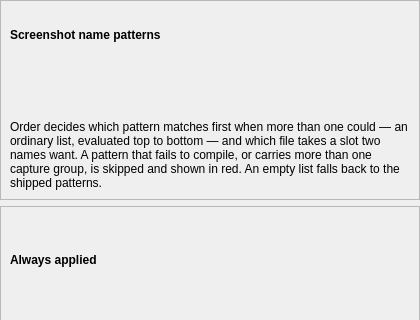
Old version of the form packages/rehuco-agent/src/rehuco_agent/settings/ui/screenshot_patterns_page.ui in the repository borco/rehuco; both pictures show x 0 to 420 and y 0 to 320 of the 420 by 620 pixel window.
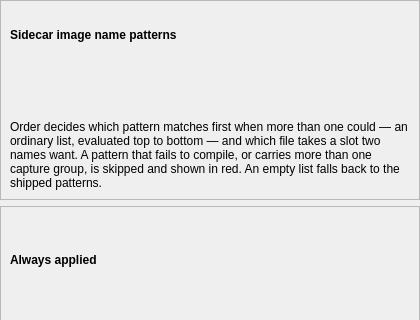
New version of the form. Custom widgets are drawn as their Qt base class.

The edit to the form file:
```diff
--- a/packages/rehuco-agent/src/rehuco_agent/settings/ui/screenshot_patterns_page.ui
+++ b/packages/rehuco-agent/src/rehuco_agent/settings/ui/screenshot_patterns_page.ui
@@ -40,7 +40,7 @@
          </font>
         </property>
         <property name="text">
-         <string>Screenshot name patterns</string>
+         <string>Sidecar image name patterns</string>
         </property>
        </widget>
       </item>
```
